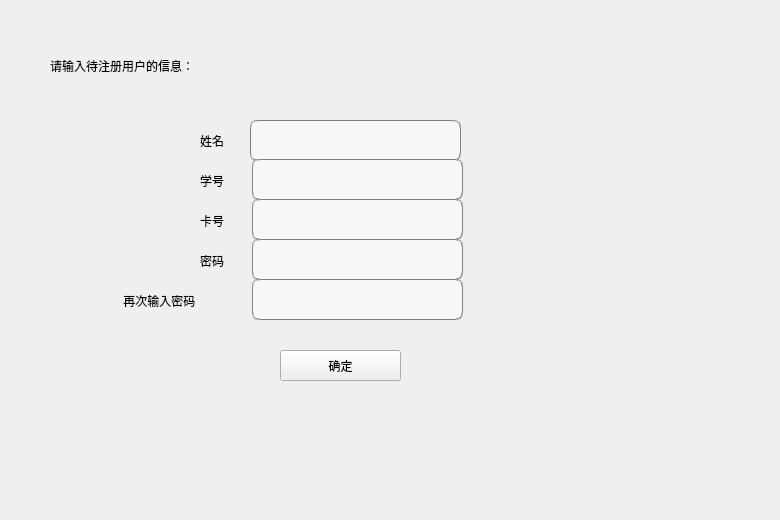
The window that CampusCardManager/new_user.ui (DandexZ/software_project) describes before a commit, drawn with Qt 5.
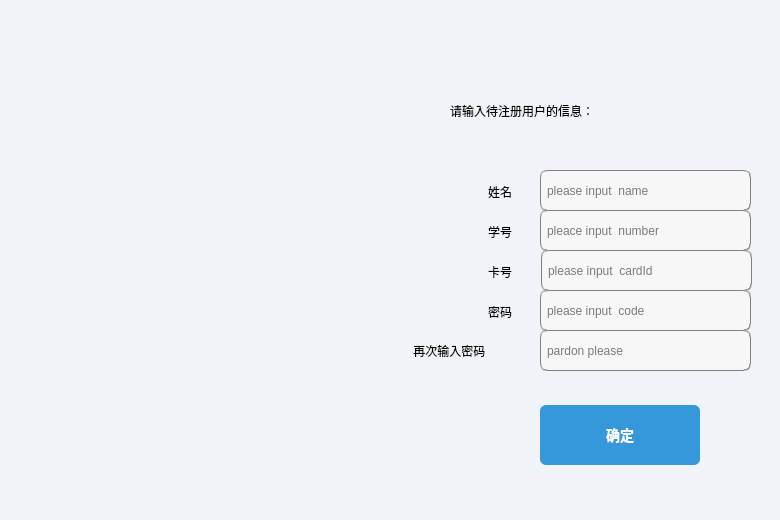
The same window after the commit.

```diff
--- a/CampusCardManager/new_user.ui
+++ b/CampusCardManager/new_user.ui
@@ -13,15 +13,31 @@
   <property name="windowTitle">
    <string>Form</string>
   </property>
+  <property name="styleSheet">
+   <string notr="true">QWidget {
+    background-color: #f0f4f8;
+    font-family: 'Segoe UI', Arial, sans-serif;
+}</string>
+  </property>
   <widget class="QLabel" name="hint">
    <property name="geometry">
     <rect>
-     <x>50</x>
-     <y>30</y>
-     <width>231</width>
-     <height>71</height>
+     <x>450</x>
+     <y>70</y>
+     <width>311</width>
+     <height>81</height>
     </rect>
    </property>
+   <property name="styleSheet">
+    <string notr="true">/* 标题样式 */
+font: 12pt &quot;楷体&quot;;
+QLabel#titleLabel {
+    font-size: 18px;
+    font-weight: bold;
+    color: #2c3e50;
+    padding: 15px 0;
+}</string>
+   </property>
    <property name="text">
     <string>请输入待注册用户的信息：</string>
    </property>
@@ -29,8 +45,8 @@
   <widget class="QLabel" name="name_hint">
    <property name="geometry">
     <rect>
-     <x>200</x>
-     <y>120</y>
+     <x>488</x>
+     <y>171</y>
      <width>51</width>
      <height>41</height>
     </rect>
@@ -45,8 +61,8 @@
   <widget class="QLabel" name="code_hint">
    <property name="geometry">
     <rect>
-     <x>200</x>
-     <y>240</y>
+     <x>488</x>
+     <y>291</y>
      <width>51</width>
      <height>41</height>
     </rect>
@@ -61,8 +77,8 @@
   <widget class="QLabel" name="number_hint">
    <property name="geometry">
     <rect>
-     <x>200</x>
-     <y>160</y>
+     <x>488</x>
+     <y>211</y>
      <width>51</width>
      <height>41</height>
     </rect>
@@ -77,9 +93,9 @@
   <widget class="QLabel" name="code_hint2">
    <property name="geometry">
     <rect>
-     <x>110</x>
-     <y>280</y>
-     <width>141</width>
+     <x>400</x>
+     <y>330</y>
+     <width>131</width>
      <height>41</height>
     </rect>
    </property>
@@ -93,12 +109,35 @@
   <widget class="QPushButton" name="sureButton">
    <property name="geometry">
     <rect>
-     <x>280</x>
-     <y>350</y>
-     <width>121</width>
-     <height>31</height>
+     <x>540</x>
+     <y>390</y>
+     <width>160</width>
+     <height>75</height>
     </rect>
    </property>
+   <property name="styleSheet">
+    <string notr="true">/* 按钮样式 */
+QPushButton {
+    background-color: #3498db;
+    color: white;
+    border: none;
+    border-radius: 6px;
+    padding: 10px 20px;
+    min-width: 120px;
+    min-height: 40px;
+    font-weight: 500;
+    font-size: 14px;
+    margin-top: 15px;
+}
+
+QPushButton:hover {
+    background-color: #2980b9;
+}
+
+QPushButton:pressed {
+    background-color: #1a5276;
+}</string>
+   </property>
    <property name="text">
     <string>确定</string>
    </property>
@@ -106,8 +145,8 @@
   <widget class="QLabel" name="card_hint">
    <property name="geometry">
     <rect>
-     <x>200</x>
-     <y>200</y>
+     <x>488</x>
+     <y>251</y>
      <width>51</width>
      <height>41</height>
     </rect>
@@ -122,8 +161,8 @@
   <widget class="QLineEdit" name="name">
    <property name="geometry">
     <rect>
-     <x>250</x>
-     <y>120</y>
+     <x>540</x>
+     <y>170</y>
      <width>211</width>
      <height>41</height>
     </rect>
@@ -134,12 +173,15 @@
 7px;padding:2px 4px;
 font: 10pt &quot;Candara&quot;;</string>
    </property>
+   <property name="placeholderText">
+    <string>please input  name</string>
+   </property>
   </widget>
   <widget class="QLineEdit" name="number">
    <property name="geometry">
     <rect>
-     <x>252</x>
-     <y>159</y>
+     <x>540</x>
+     <y>210</y>
      <width>211</width>
      <height>41</height>
     </rect>
@@ -150,12 +192,15 @@
 7px;padding:2px 4px;
 font: 10pt &quot;Candara&quot;;</string>
    </property>
+   <property name="placeholderText">
+    <string>pleace input  number</string>
+   </property>
   </widget>
   <widget class="QLineEdit" name="card">
    <property name="geometry">
     <rect>
-     <x>252</x>
-     <y>199</y>
+     <x>541</x>
+     <y>250</y>
      <width>211</width>
      <height>41</height>
     </rect>
@@ -166,12 +211,15 @@
 7px;padding:2px 4px;
 font: 10pt &quot;Candara&quot;;</string>
    </property>
+   <property name="placeholderText">
+    <string>please input  cardId</string>
+   </property>
   </widget>
   <widget class="QLineEdit" name="code">
    <property name="geometry">
     <rect>
-     <x>252</x>
-     <y>239</y>
+     <x>540</x>
+     <y>290</y>
      <width>211</width>
      <height>41</height>
     </rect>
@@ -182,12 +230,15 @@
 7px;padding:2px 4px;
 font: 10pt &quot;Candara&quot;;</string>
    </property>
+   <property name="placeholderText">
+    <string>please input  code</string>
+   </property>
   </widget>
   <widget class="QLineEdit" name="code_2">
    <property name="geometry">
     <rect>
-     <x>252</x>
-     <y>279</y>
+     <x>540</x>
+     <y>330</y>
      <width>211</width>
      <height>41</height>
     </rect>
@@ -197,6 +248,22 @@
 border:1px groove gray;border-radius:
 7px;padding:2px 4px;
 font: 10pt &quot;Candara&quot;;</string>
+   </property>
+   <property name="placeholderText">
+    <string>pardon please</string>
+   </property>
+  </widget>
+  <widget class="QLabel" name="label_image">
+   <property name="geometry">
+    <rect>
+     <x>3</x>
+     <y>0</y>
+     <width>390</width>
+     <height>520</height>
+    </rect>
+   </property>
+   <property name="text">
+    <string/>
    </property>
   </widget>
  </widget>
```
